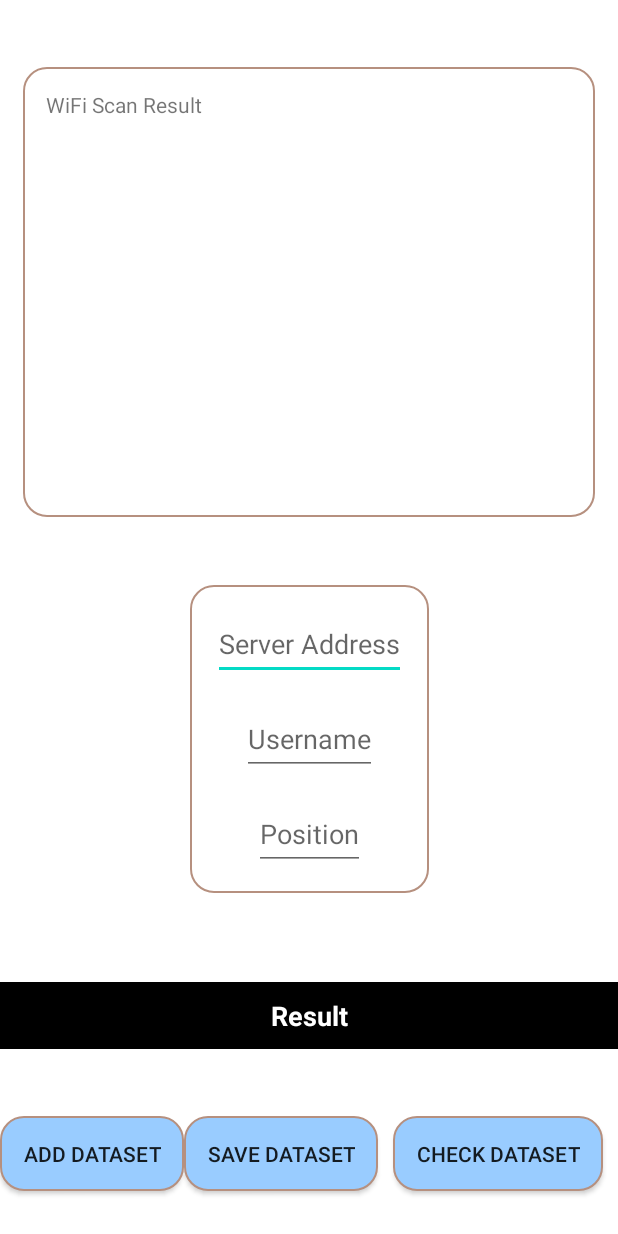
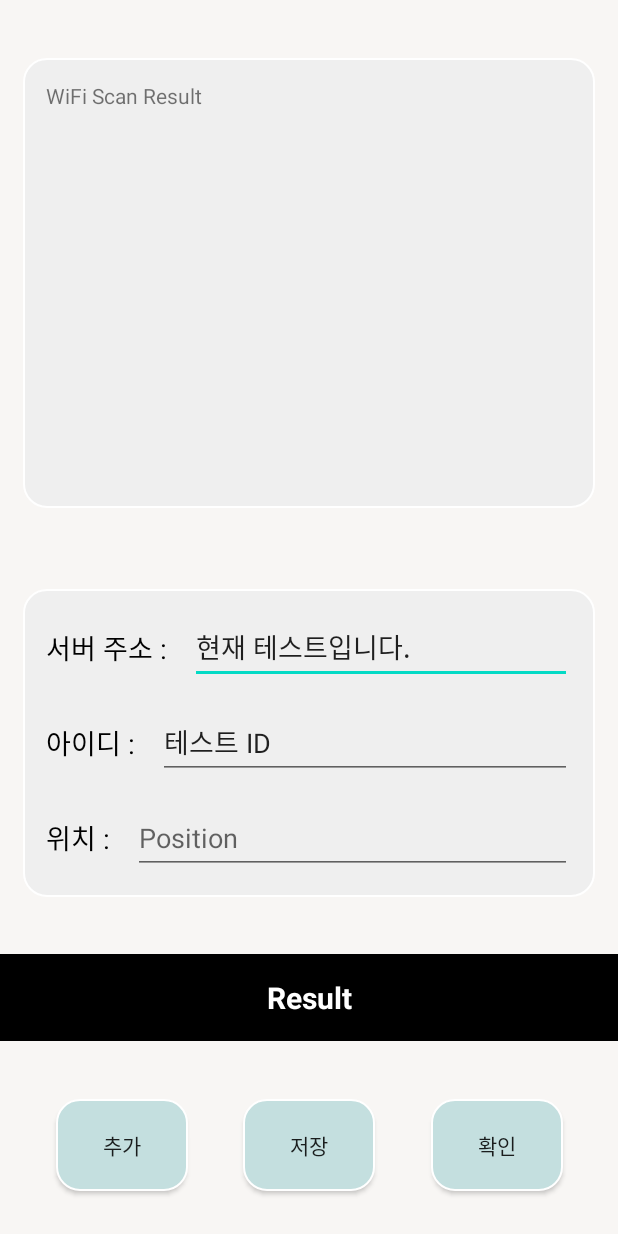
Before and after one commit to youhyunwoo99/IoT-TermProject, an Android app: the screen it shows after launch (MainActivity), on a phone screen of 412 x 824 dp. Run offline under Robolectric (Android 15) with nearby library versions, the phone set to English and light mode, and no system bars.

Commit message:
Design: MainActivity layout

```diff
--- a/WiFi_positioning_IoT/app/src/main/res/drawable/round_button.xml
+++ b/WiFi_positioning_IoT/app/src/main/res/drawable/round_button.xml
@@ -2,7 +2,7 @@
 <shape xmlns:android="http://schemas.android.com/apk/res/android"
     android:padding="10dp"
     android:shape="rectangle" >
-    <solid android:color="@color/skyBlue"/>
+    <solid android:color="#C4DFDF"/>
     <corners
         android:bottomLeftRadius="15dp"
         android:bottomRightRadius="15dp"
@@ -10,5 +10,5 @@
         android:topRightRadius="15dp" />
     <stroke
         android:width="1dp"
-        android:color="#b6907f" />
+        android:color="#FFFFFF" />
 </shape>
--- a/WiFi_positioning_IoT/app/src/main/res/drawable/round_layout.xml
+++ b/WiFi_positioning_IoT/app/src/main/res/drawable/round_layout.xml
@@ -2,7 +2,7 @@
 <shape xmlns:android="http://schemas.android.com/apk/res/android"
     android:padding="10dp"
     android:shape="rectangle" >
-    <solid android:color="#FFF" />
+    <solid android:color="#EFEFEF" />
     <corners
         android:bottomLeftRadius="15dp"
         android:bottomRightRadius="15dp"
@@ -10,5 +10,5 @@
         android:topRightRadius="15dp" />
     <stroke
         android:width="1dp"
-        android:color="#b6907f" />
+        android:color="@color/white" />
 </shape>
--- a/WiFi_positioning_IoT/app/src/main/res/layout/activity_main.xml
+++ b/WiFi_positioning_IoT/app/src/main/res/layout/activity_main.xml
@@ -4,56 +4,104 @@
     xmlns:tools="http://schemas.android.com/tools"
     android:layout_width="match_parent"
     android:layout_height="match_parent"
+    android:background="#F8F6F4"
     tools:context=".MainActivity">
 
     <androidx.constraintlayout.widget.ConstraintLayout
         android:id="@+id/input_container"
-        android:layout_width="wrap_content"
+        android:layout_width="match_parent"
         android:layout_height="wrap_content"
         android:padding="15dp"
+        android:layout_margin="15dp"
         android:background="@drawable/round_layout"
         app:layout_constraintStart_toStartOf="parent"
         app:layout_constraintEnd_toEndOf="parent"
-        app:layout_constraintBottom_toBottomOf="@id/resultText"
+        app:layout_constraintBottom_toTopOf="@id/resultText"
         app:layout_constraintTop_toBottomOf="@id/scroll"
         >
+        <TextView
+            android:id="@+id/serverAddressLabel"
+            android:layout_width="wrap_content"
+            android:layout_height="48dp"
+            android:layout_marginEnd="15dp"
+            android:text="서버 주소 :"
+            android:textSize="18sp"
+            android:textColor="@color/black"
+            android:gravity="center_vertical"
+
+            app:layout_constraintStart_toStartOf="parent"
+            app:layout_constraintEnd_toStartOf="@id/serverAddressInput"
+            app:layout_constraintTop_toTopOf="parent"
+            app:layout_constraintBottom_toBottomOf="@id/serverAddressInput"
+            />
         <EditText
             android:id="@+id/serverAddressInput"
-            android:layout_width="match_parent"
+            android:layout_width="0dp"
             android:layout_height="wrap_content"
             android:layout_marginBottom="15dp"
             android:hint="Server Address"
             android:minHeight="48dp"
             android:textSize="18sp"
             android:inputType="textUri"
+            android:text="현재 테스트입니다."
             app:layout_constraintBottom_toTopOf="@id/userNameInput"
             app:layout_constraintTop_toTopOf="parent"
+            app:layout_constraintStart_toEndOf="@id/serverAddressLabel"
+            app:layout_constraintEnd_toEndOf="parent"
+            />
+        <TextView
+            android:id="@+id/userNameLabel"
+            android:layout_width="wrap_content"
+            android:layout_height="0dp"
+            android:layout_marginEnd="15dp"
+            android:text="아이디 :"
+            android:textSize="18sp"
+            android:textColor="@color/black"
+            android:gravity="center_vertical"
+
             app:layout_constraintStart_toStartOf="parent"
-            app:layout_constraintEnd_toEndOf="parent"
+            app:layout_constraintEnd_toStartOf="@id/userNameInput"
+            app:layout_constraintTop_toTopOf="@id/userNameInput"
+            app:layout_constraintBottom_toBottomOf="@id/userNameInput"
             />
         <EditText
             android:id="@+id/userNameInput"
-            android:layout_width="match_parent"
+            android:layout_width="0dp"
             android:layout_height="wrap_content"
             android:layout_marginBottom="15dp"
             android:hint="Username"
             android:minHeight="48dp"
             android:textSize="18sp"
             android:inputType="text"
+            android:text="테스트 ID"
             app:layout_constraintBottom_toTopOf="@id/positionInput"
             app:layout_constraintTop_toBottomOf="@id/serverAddressInput"
+            app:layout_constraintStart_toEndOf="@id/userNameLabel"
+            app:layout_constraintEnd_toEndOf="parent"
+            />
+        <TextView
+            android:id="@+id/positionLabel"
+            android:layout_width="wrap_content"
+            android:layout_height="0dp"
+            android:layout_marginEnd="15dp"
+            android:gravity="center_vertical"
+            android:text="위치 :"
+            android:textSize="18sp"
+            android:textColor="@color/black"
             app:layout_constraintStart_toStartOf="parent"
-            app:layout_constraintEnd_toEndOf="parent"
+            app:layout_constraintEnd_toStartOf="@id/positionInput"
+            app:layout_constraintTop_toTopOf="@id/positionInput"
+            app:layout_constraintBottom_toBottomOf="@id/positionInput"
             />
         <EditText
             android:id="@+id/positionInput"
-            android:layout_width="match_parent"
-            android:layout_height="wrap_content"
+            android:layout_width="0dp"
+            android:layout_height="match_parent"
             android:hint="Position"
             android:minHeight="48dp"
             android:textSize="18sp"
             android:inputType="text"
-            app:layout_constraintStart_toStartOf="parent"
+            app:layout_constraintStart_toEndOf="@id/positionLabel"
             app:layout_constraintEnd_toEndOf="parent"
             app:layout_constraintTop_toBottomOf="@id/userNameInput"
             app:layout_constraintBottom_toBottomOf="parent"/>
@@ -81,13 +129,12 @@
         android:id="@+id/resultText"
         android:layout_width="match_parent"
         android:layout_height="wrap_content"
-        android:layout_marginTop="30dp"
         android:layout_marginBottom="15dp"
-        android:padding="10dp"
+        android:padding="15dp"
         android:gravity="center"
         android:text="Result"
         android:textStyle="bold"
-        android:textSize="18sp"
+        android:textSize="20sp"
         android:textColor="@color/white"
         android:background="@color/black"
         app:layout_constraintStart_toStartOf="parent"
@@ -100,33 +147,34 @@
         android:id="@+id/button"
         android:layout_width="wrap_content"
         android:layout_height="wrap_content"
-        android:text="Add Dataset"
+        android:text="추가"
         android:layout_marginBottom="30dp"
-        android:padding="15dp"
+        android:padding="20dp"
         android:background="@drawable/round_button"
         app:layout_constraintBottom_toBottomOf="parent"
         app:layout_constraintStart_toStartOf="parent"
         app:layout_constraintEnd_toStartOf="@id/button2"
         />
+
     <androidx.appcompat.widget.AppCompatButton
         android:id="@+id/button2"
         android:layout_width="wrap_content"
         android:layout_height="wrap_content"
-        android:text="Save Dataset"
         android:layout_marginBottom="30dp"
-        android:padding="15dp"
         android:background="@drawable/round_button"
+        android:padding="20dp"
+        android:text="저장"
         app:layout_constraintBottom_toBottomOf="parent"
-        app:layout_constraintStart_toEndOf="@id/button"
-        app:layout_constraintEnd_toStartOf="@id/button2"
-        />
+        app:layout_constraintEnd_toStartOf="@id/button3"
+        app:layout_constraintStart_toEndOf="@id/button" />
+
     <androidx.appcompat.widget.AppCompatButton
         android:id="@+id/button3"
         android:layout_width="wrap_content"
         android:layout_height="wrap_content"
-        android:text="Check Dataset"
+        android:text="확인"
         android:layout_marginBottom="30dp"
-        android:padding="15dp"
+        android:padding="20dp"
         android:background="@drawable/round_button"
         app:layout_constraintBottom_toBottomOf="parent"
         app:layout_constraintStart_toEndOf="@id/button2"
--- a/WiFi_positioning_IoT/app/src/main/res/values/colors.xml
+++ b/WiFi_positioning_IoT/app/src/main/res/values/colors.xml
@@ -7,5 +7,5 @@
     <color name="teal_700">#FF018786</color>
     <color name="black">#FF000000</color>
     <color name="white">#FFFFFFFF</color>
-    <color name="skyBlue">#99CCFF</color>
+    <color name="skyBlue">#D2E9E9</color>
 </resources>
```
